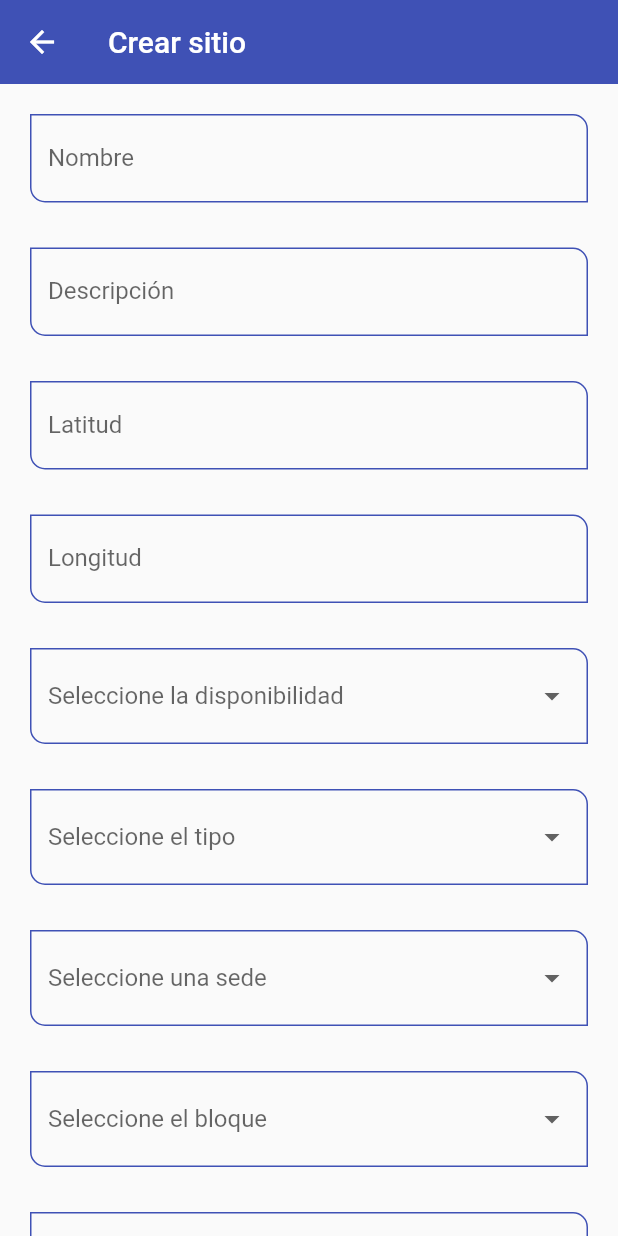
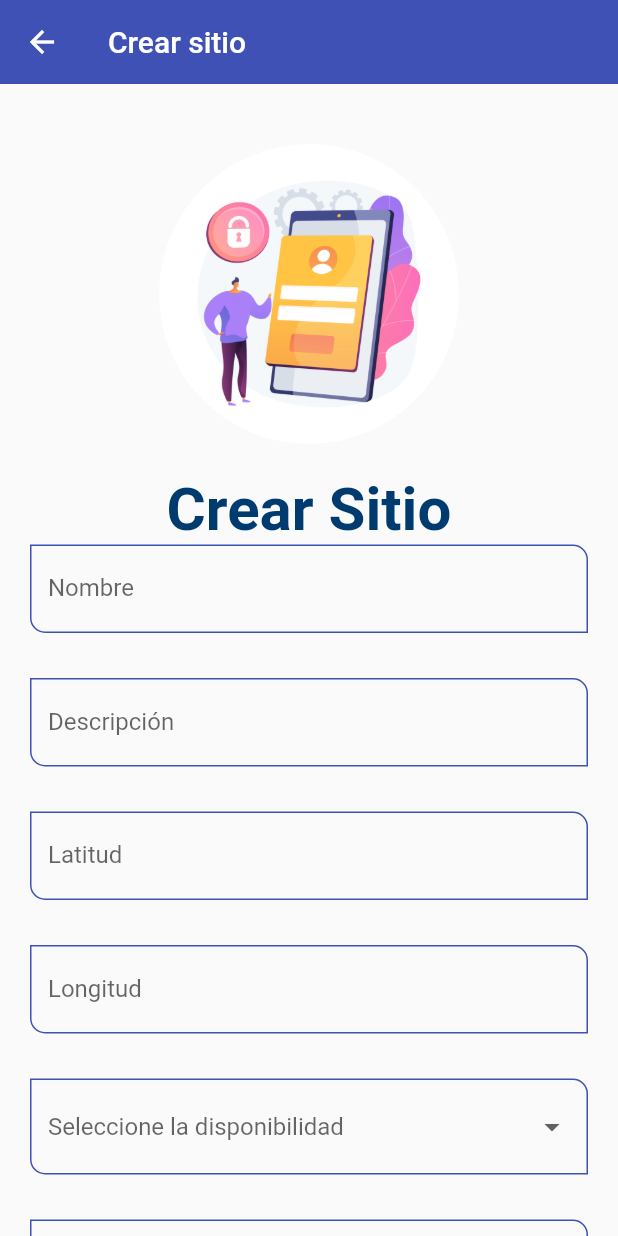
Before and after one commit to CristianDavidEC/UbicateUC-Frontend, a Flutter app: the CreatePlaceScreen screen opened by its route, on a phone screen of 412 x 824 dp. Run offline on Flutter 3.47's test engine with Material 2 defaults, Android fonts, the phone set to English and light mode, and no system bars; our stand-ins replace dio, flutter_svg.

Commit message:
Cambios CreatePlace y Home

```diff
--- a/ubicate_uc_app/lib/screens/createPlace_screen.dart
+++ b/ubicate_uc_app/lib/screens/createPlace_screen.dart
@@ -51,6 +51,33 @@ class CreatePlaceScreen extends StatelessWidget {
               key: myFormKey,
               child: Column(
                 children: [
+                  Row(
+                    mainAxisAlignment: MainAxisAlignment.center,
+                    children: const [
+                      Padding(
+                        padding: EdgeInsets.all(20.0),
+                        child: ClipRRect(
+                          borderRadius: BorderRadius.all(Radius.circular(100)),
+                          child: Image(
+                            image: AssetImage('lib/assets/CreateSite.jpg'),
+                            width: 200,
+                            height: 200,
+                          ),
+                        ),
+                      )
+                    ],
+                  ),
+                  Row(
+                      mainAxisAlignment: MainAxisAlignment.center,
+                      children: const [
+                        Text(
+                          'Crear Sitio',
+                          style: TextStyle(
+                              fontSize: 40,
+                              fontWeight: FontWeight.bold,
+                              color: Color.fromRGBO(0, 59, 112, 100)),
+                        ),
+                      ]),
                   CustominputField(
                     labelText: 'Nombre',
                     hintText: 'Nombre del sitio a crear',
@@ -208,26 +235,40 @@ class CreatePlaceScreen extends StatelessWidget {
                       onChangedField('piso', value!);
                     },
                   ),
-                  Row(
-                      mainAxisAlignment: MainAxisAlignment.spaceBetween,
+                  Column(
+                      mainAxisAlignment: MainAxisAlignment.center,
                       children: [
                         const Padding(
-                            padding: EdgeInsets.symmetric(vertical: 40)),
+                            padding: EdgeInsets.symmetric(vertical: 20)),
                         ElevatedButton(
                           onPressed: () {
                             print(formValues);
                             postHttp(formValues);
                           },
+                          style: ButtonStyle(
+                            backgroundColor: MaterialStateProperty.all<Color>(
+                                const Color.fromARGB(255, 5, 150, 24)),
+                          ),
                           child: const SizedBox(
                               width: 140,
                               child: Center(child: Text('Guardar'))),
                         ),
+                        SizedBox(
+                          height: 30,
+                        ),
                         ElevatedButton(
+                          onPressed: () {
+                            Navigator.pushNamed(context, 'home');
+                          },
+                          style: ButtonStyle(
+                            backgroundColor: MaterialStateProperty.all<Color>(
+                                const Color.fromARGB(255, 248, 97, 97)),
+                          ),
                           child: const SizedBox(
-                              width: 140,
-                              child: Center(child: Text('Cancelar'))),
-                          onPressed: () {},
-                        )
+                            width: 140,
+                            child: Center(child: Text('Cancelar')),
+                          ),
+                        ),
                       ]),
                 ],
               ),
```
Also changed, not shown: ubicate_uc_app/lib/screens/home_screen.dart (+33 -20 lines), ubicate_uc_app/pubspec.yaml (+6 -2 lines), ubicate_uc_app/lib/assets/CreateSite.jpg (added), ubicate_uc_app/lib/assets/logo.svg (added).
